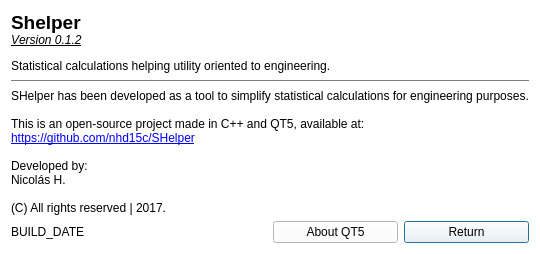
Before: the Qt Designer form ui/aboutdialog.ui in h-nick/SHelper, drawn with Qt 5.
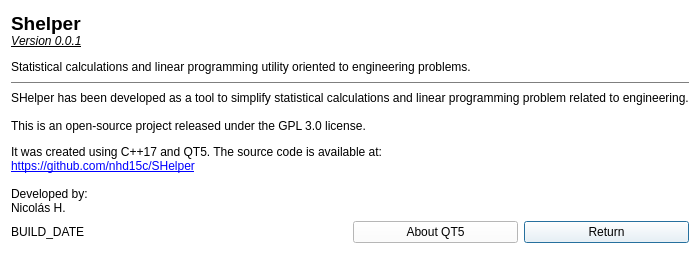
After: the same form once the commit is applied.

Commit message: Spanish translation files and About Dialog updated.

Patch:
```diff
--- a/ui/aboutdialog.ui
+++ b/ui/aboutdialog.ui
@@ -6,7 +6,7 @@
    <rect>
     <x>0</x>
     <y>0</y>
-    <width>492</width>
+    <width>625</width>
     <height>254</height>
    </rect>
   </property>
@@ -438,7 +438,7 @@
    <item row="0" column="0" colspan="2">
     <widget class="QLabel" name="labelName">
      <property name="text">
-      <string>&lt;html&gt;&lt;head/&gt;&lt;body&gt;&lt;p&gt;&lt;span style=&quot; font-size:14pt; font-weight:600;&quot;&gt;Shelper &lt;/span&gt;&lt;br/&gt;&lt;span style=&quot; font-style:italic; text-decoration: underline;&quot;&gt;V&lt;/span&gt;&lt;span style=&quot; font-size:9pt; font-style:italic; text-decoration: underline;&quot;&gt;ersion 0.1.2&lt;/span&gt;&lt;/p&gt;&lt;p&gt;&lt;span style=&quot; font-size:9pt;&quot;&gt;Statistical calculations helping utility oriented to engineering.&lt;/span&gt;&lt;/p&gt;&lt;/body&gt;&lt;/html&gt;</string>
+      <string>&lt;html&gt;&lt;head/&gt;&lt;body&gt;&lt;p&gt;&lt;span style=&quot; font-size:14pt; font-weight:600;&quot;&gt;Shelper &lt;/span&gt;&lt;br/&gt;&lt;span style=&quot; font-style:italic; text-decoration: underline;&quot;&gt;V&lt;/span&gt;&lt;span style=&quot; font-size:9pt; font-style:italic; text-decoration: underline;&quot;&gt;ersion 0.0.1&lt;/span&gt;&lt;/p&gt;&lt;p&gt;&lt;span style=&quot; font-size:9pt;&quot;&gt;Statistical calculations and linear programming utility oriented to engineering problems.&lt;/span&gt;&lt;/p&gt;&lt;/body&gt;&lt;/html&gt;</string>
      </property>
     </widget>
    </item>
@@ -458,7 +458,7 @@
    <item row="2" column="0" colspan="2">
     <widget class="QLabel" name="labelAbout">
      <property name="text">
-      <string>&lt;html&gt;&lt;head/&gt;&lt;body&gt;&lt;p&gt;SHelper has been developed as a tool to simplify statistical calculations for engineering purposes.&lt;br/&gt;&lt;br/&gt;This is an open-source project made in C++ and QT5, available at:&lt;br/&gt;&lt;a href=&quot;https://github.com/nhd15c/SHelper&quot;&gt;&lt;span style=&quot; text-decoration: underline; color:#0000ff;&quot;&gt;https://github.com/nhd15c/SHelper&lt;br/&gt;&lt;br/&gt;&lt;/span&gt;&lt;/a&gt;Developed by:&lt;br/&gt;Nicolás H.&lt;br/&gt;&lt;br/&gt;(C) All rights reserved | 2017.&lt;/p&gt;&lt;/body&gt;&lt;/html&gt;</string>
+      <string>&lt;html&gt;&lt;head/&gt;&lt;body&gt;&lt;p&gt;SHelper has been developed as a tool to simplify statistical calculations and linear programming problem related to engineering.&lt;br/&gt;&lt;br/&gt;This is an open-source project released under the GPL 3.0 license.&lt;p&gt;It was created using C++17 and QT5. The source code is available at:&lt;br/&gt;&lt;a href=&quot;https://github.com/nhd15c/SHelper&quot;&gt;&lt;span style=&quot; text-decoration: underline; color:#0000ff;&quot;&gt;https://github.com/nhd15c/SHelper&lt;br/&gt;&lt;br/&gt;&lt;/span&gt;&lt;/a&gt;Developed by:&lt;br/&gt;Nicolás H.&lt;/p&gt;&lt;/body&gt;&lt;/html&gt;</string>
      </property>
      <property name="openExternalLinks">
       <bool>true</bool>
```
The commit also changes 3 other files.
